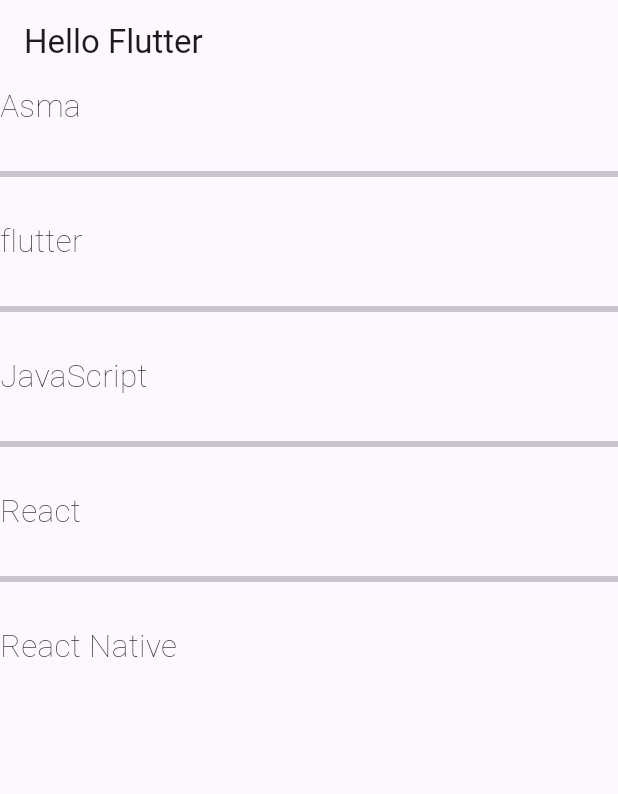
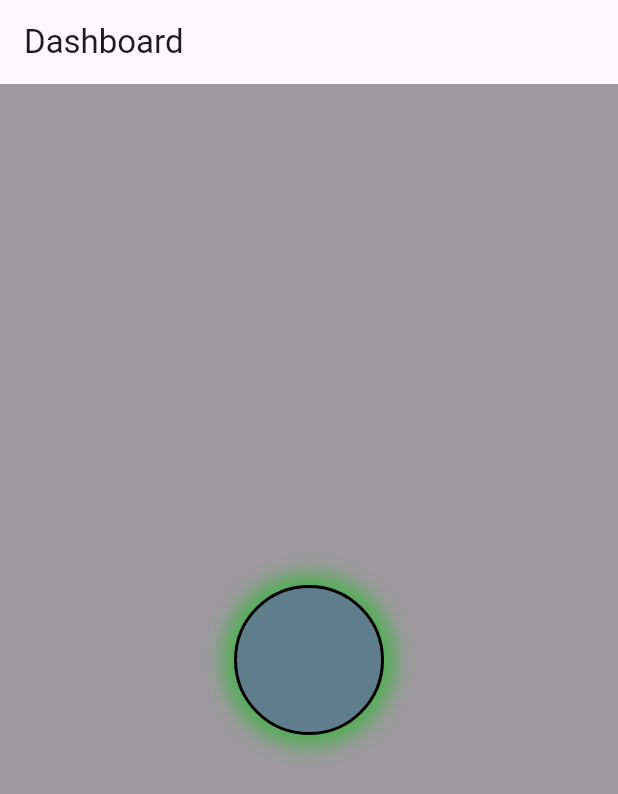
Before and after one commit to AsmaGhafoor/Flutter-Learning, a Flutter app: the screen it shows after launch, on a phone screen of 412 x 824 dp. Shown: the top 794 px of the screen. Run offline on Flutter 3.47's test engine with Material 3 defaults, Android fonts, the phone set to English and light mode, and no system bars.

Commit message:
ContainerDecoration

```diff
--- a/lib/main.dart
+++ b/lib/main.dart
@@ -1,56 +1,49 @@
 import 'package:flutter/material.dart';
 
 void main() {
-  runApp(const MyApp());
+  runApp(MyApp());
 }
 
+// ignore: use_key_in_widget_constructors
 class MyApp extends StatelessWidget {
-  const MyApp({super.key});
-
-  // This widget is the root of your application.
   @override
   Widget build(BuildContext context) {
     return MaterialApp(
-      title: 'Flutter Demo',
-      theme: ThemeData(
-        colorScheme: ColorScheme.fromSeed(seedColor: Colors.deepPurple),
-        useMaterial3: true,
-      ),
-      home: const MyHomePage(title: 'Flutter Demo Home Page'),
+      title: 'FlutterApp',
+      debugShowCheckedModeBanner: false,
+      theme: ThemeData(primarySwatch: Colors.blue),
+      home: DashboardScreen(),
     );
   }
 }
 
-class MyHomePage extends StatefulWidget {
-  const MyHomePage({super.key, required this.title});
-  final String title;
-  @override
-  State<MyHomePage> createState() => _MyHomePageState();
-}
-
-class _MyHomePageState extends State<MyHomePage> {
-  var arrNames = ['Asma', 'flutter', 'JavaScript', 'React', 'React Native'];
-
+// ignore: use_key_in_widget_constructors
+class DashboardScreen extends StatelessWidget {
   @override
   Widget build(BuildContext context) {
     return Scaffold(
         appBar: AppBar(
-          title: const Text("Hello Flutter"),
+          title: const Text("Dashboard"),
         ),
-        body: ListView.separated(
-          itemBuilder: (context, index) {
-            return Text(
-              arrNames[index],
-              style: const TextStyle(fontSize: 21, fontWeight: FontWeight.w200),
-            );
-          },
-          itemCount: arrNames.length,
-          separatorBuilder: (context, index) {
-            return const Divider(
-              height: 60,
-              thickness: 4,
-            );
-          },
-        ));
+        body: Container(
+            width: double.infinity,
+            height: double.infinity,
+            color: Colors.black38,
+            child: Center(
+                child: Container(
+              width: 100,
+              height: 100,
+              decoration: BoxDecoration(
+                  color: Colors.blueGrey,
+                  border: Border.all(
+                    width: 2,
+                    color: Colors.black,
+                  ),
+                  boxShadow: const [
+                    BoxShadow(
+                        blurRadius: 11, color: Colors.green, spreadRadius: 7)
+                  ],
+                  shape: BoxShape.circle),
+            ))));
   }
 }
```
